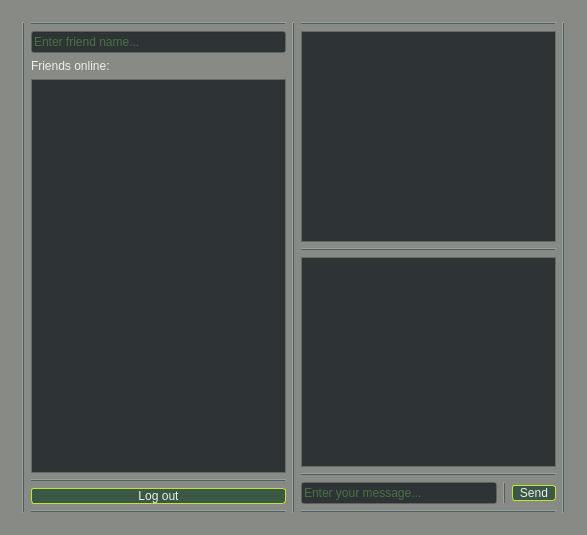
Scotfarel/HACKchat, file clienthack/client.ui: the form before one commit.
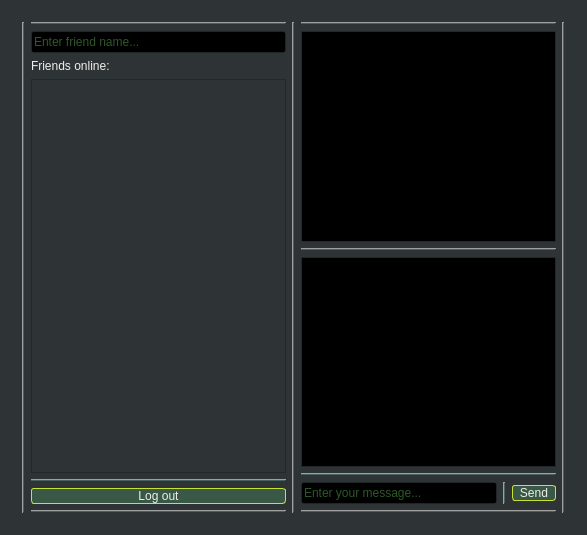
The form after the commit. The open tabs and pages were chosen to show the change.

```diff
--- a/clienthack/client.ui
+++ b/clienthack/client.ui
@@ -25,9 +25,9 @@
      <colorrole role="Window">
       <brush brushstyle="SolidPattern">
        <color alpha="255">
-        <red>136</red>
-        <green>138</green>
-        <blue>133</blue>
+        <red>46</red>
+        <green>52</green>
+        <blue>54</blue>
        </color>
       </brush>
      </colorrole>
@@ -45,9 +45,9 @@
      <colorrole role="Window">
       <brush brushstyle="SolidPattern">
        <color alpha="255">
-        <red>136</red>
-        <green>138</green>
-        <blue>133</blue>
+        <red>46</red>
+        <green>52</green>
+        <blue>54</blue>
        </color>
       </brush>
      </colorrole>
@@ -56,18 +56,18 @@
      <colorrole role="Base">
       <brush brushstyle="SolidPattern">
        <color alpha="255">
-        <red>136</red>
-        <green>138</green>
-        <blue>133</blue>
+        <red>46</red>
+        <green>52</green>
+        <blue>54</blue>
        </color>
       </brush>
      </colorrole>
      <colorrole role="Window">
       <brush brushstyle="SolidPattern">
        <color alpha="255">
-        <red>136</red>
-        <green>138</green>
-        <blue>133</blue>
+        <red>46</red>
+        <green>52</green>
+        <blue>54</blue>
        </color>
       </brush>
      </colorrole>
@@ -78,6 +78,70 @@
    <string>Client</string>
   </property>
   <widget class="QWidget" name="centralWidget">
+   <property name="palette">
+    <palette>
+     <active>
+      <colorrole role="Base">
+       <brush brushstyle="SolidPattern">
+        <color alpha="255">
+         <red>46</red>
+         <green>52</green>
+         <blue>54</blue>
+        </color>
+       </brush>
+      </colorrole>
+      <colorrole role="Window">
+       <brush brushstyle="SolidPattern">
+        <color alpha="255">
+         <red>46</red>
+         <green>52</green>
+         <blue>54</blue>
+        </color>
+       </brush>
+      </colorrole>
+     </active>
+     <inactive>
+      <colorrole role="Base">
+       <brush brushstyle="SolidPattern">
+        <color alpha="255">
+         <red>46</red>
+         <green>52</green>
+         <blue>54</blue>
+        </color>
+       </brush>
+      </colorrole>
+      <colorrole role="Window">
+       <brush brushstyle="SolidPattern">
+        <color alpha="255">
+         <red>46</red>
+         <green>52</green>
+         <blue>54</blue>
+        </color>
+       </brush>
+      </colorrole>
+     </inactive>
+     <disabled>
+      <colorrole role="Base">
+       <brush brushstyle="SolidPattern">
+        <color alpha="255">
+         <red>46</red>
+         <green>52</green>
+         <blue>54</blue>
+        </color>
+       </brush>
+      </colorrole>
+      <colorrole role="Window">
+       <brush brushstyle="SolidPattern">
+        <color alpha="255">
+         <red>46</red>
+         <green>52</green>
+         <blue>54</blue>
+        </color>
+       </brush>
+      </colorrole>
+     </disabled>
+    </palette>
+   </property>
    <layout class="QVBoxLayout" name="verticalLayout">
     <item>
      <widget class="QStackedWidget" name="stackedWidget">
@@ -96,9 +160,9 @@
          <colorrole role="Window">
           <brush brushstyle="SolidPattern">
            <color alpha="255">
-            <red>132</red>
-            <green>140</green>
-            <blue>131</blue>
+            <red>46</red>
+            <green>52</green>
+            <blue>54</blue>
            </color>
           </brush>
          </colorrole>
@@ -116,9 +180,9 @@
          <colorrole role="Window">
           <brush brushstyle="SolidPattern">
            <color alpha="255">
-            <red>132</red>
-            <green>140</green>
-            <blue>131</blue>
+            <red>46</red>
+            <green>52</green>
+            <blue>54</blue>
            </color>
           </brush>
          </colorrole>
@@ -127,18 +191,18 @@
          <colorrole role="Base">
           <brush brushstyle="SolidPattern">
            <color alpha="255">
-            <red>132</red>
-            <green>140</green>
-            <blue>131</blue>
+            <red>46</red>
+            <green>52</green>
+            <blue>54</blue>
            </color>
           </brush>
          </colorrole>
          <colorrole role="Window">
           <brush brushstyle="SolidPattern">
            <color alpha="255">
-            <red>132</red>
-            <green>140</green>
-            <blue>131</blue>
+            <red>46</red>
+            <green>52</green>
+            <blue>54</blue>
            </color>
           </brush>
          </colorrole>
@@ -1669,9 +1733,9 @@
                <colorrole role="Base">
                 <brush brushstyle="SolidPattern">
                  <color alpha="255">
-                  <red>46</red>
-                  <green>52</green>
-                  <blue>54</blue>
+                  <red>0</red>
+                  <green>0</green>
+                  <blue>0</blue>
                  </color>
                 </brush>
                </colorrole>
@@ -1752,9 +1816,9 @@
                <colorrole role="Base">
                 <brush brushstyle="SolidPattern">
                  <color alpha="255">
-                  <red>46</red>
-                  <green>52</green>
-                  <blue>54</blue>
+                  <red>0</red>
+                  <green>0</green>
+                  <blue>0</blue>
                  </color>
                 </brush>
                </colorrole>
@@ -2522,9 +2586,18 @@
                <colorrole role="Text">
                 <brush brushstyle="SolidPattern">
                  <color alpha="255">
-                  <red>238</red>
-                  <green>238</green>
-                  <blue>236</blue>
+                  <red>115</red>
+                  <green>210</green>
+                  <blue>22</blue>
+                 </color>
+                </brush>
+               </colorrole>
+               <colorrole role="Base">
+                <brush brushstyle="SolidPattern">
+                 <color alpha="255">
+                  <red>0</red>
+                  <green>0</green>
+                  <blue>0</blue>
                  </color>
                 </brush>
                </colorrole>
@@ -2533,9 +2606,18 @@
                <colorrole role="Text">
                 <brush brushstyle="SolidPattern">
                  <color alpha="255">
-                  <red>238</red>
-                  <green>238</green>
-                  <blue>236</blue>
+                  <red>115</red>
+                  <green>210</green>
+                  <blue>22</blue>
+                 </color>
+                </brush>
+               </colorrole>
+               <colorrole role="Base">
+                <brush brushstyle="SolidPattern">
+                 <color alpha="255">
+                  <red>0</red>
+                  <green>0</green>
+                  <blue>0</blue>
                  </color>
                 </brush>
                </colorrole>
@@ -2550,6 +2632,15 @@
                  </color>
                 </brush>
                </colorrole>
+               <colorrole role="Base">
+                <brush brushstyle="SolidPattern">
+                 <color alpha="255">
+                  <red>0</red>
+                  <green>0</green>
+                  <blue>0</blue>
+                 </color>
+                </brush>
+               </colorrole>
               </disabled>
              </palette>
             </property>
@@ -2610,9 +2701,18 @@
                <colorrole role="Text">
                 <brush brushstyle="SolidPattern">
                  <color alpha="255">
-                  <red>140</red>
-                  <green>214</green>
-                  <blue>119</blue>
+                  <red>115</red>
+                  <green>210</green>
+                  <blue>22</blue>
+                 </color>
+                </brush>
+               </colorrole>
+               <colorrole role="Base">
+                <brush brushstyle="SolidPattern">
+                 <color alpha="255">
+                  <red>0</red>
+                  <green>0</green>
+                  <blue>0</blue>
                  </color>
                 </brush>
                </colorrole>
@@ -2621,9 +2721,18 @@
                <colorrole role="Text">
                 <brush brushstyle="SolidPattern">
                  <color alpha="255">
-                  <red>140</red>
-                  <green>214</green>
-                  <blue>119</blue>
+                  <red>115</red>
+                  <green>210</green>
+                  <blue>22</blue>
+                 </color>
+                </brush>
+               </colorrole>
+               <colorrole role="Base">
+                <brush brushstyle="SolidPattern">
+                 <color alpha="255">
+                  <red>0</red>
+                  <green>0</green>
+                  <blue>0</blue>
                  </color>
                 </brush>
                </colorrole>
@@ -2632,9 +2741,18 @@
                <colorrole role="Text">
                 <brush brushstyle="SolidPattern">
                  <color alpha="255">
-                  <red>190</red>
-                  <green>190</green>
-                  <blue>190</blue>
+                  <red>115</red>
+                  <green>210</green>
+                  <blue>22</blue>
+                 </color>
+                </brush>
+               </colorrole>
+               <colorrole role="Base">
+                <brush brushstyle="SolidPattern">
+                 <color alpha="255">
+                  <red>0</red>
+                  <green>0</green>
+                  <blue>0</blue>
                  </color>
                 </brush>
                </colorrole>
@@ -2709,9 +2827,9 @@
                  <colorrole role="Base">
                   <brush brushstyle="SolidPattern">
                    <color alpha="255">
-                    <red>46</red>
-                    <green>52</green>
-                    <blue>54</blue>
+                    <red>0</red>
+                    <green>0</green>
+                    <blue>0</blue>
                    </color>
                   </brush>
                  </colorrole>
@@ -2738,9 +2856,9 @@
                  <colorrole role="Base">
                   <brush brushstyle="SolidPattern">
                    <color alpha="255">
-                    <red>46</red>
-                    <green>52</green>
-                    <blue>54</blue>
+                    <red>0</red>
+                    <green>0</green>
+                    <blue>0</blue>
                    </color>
                   </brush>
                  </colorrole>
```
Left out of the diff: 48 changed lines with no effect on the pictures.
